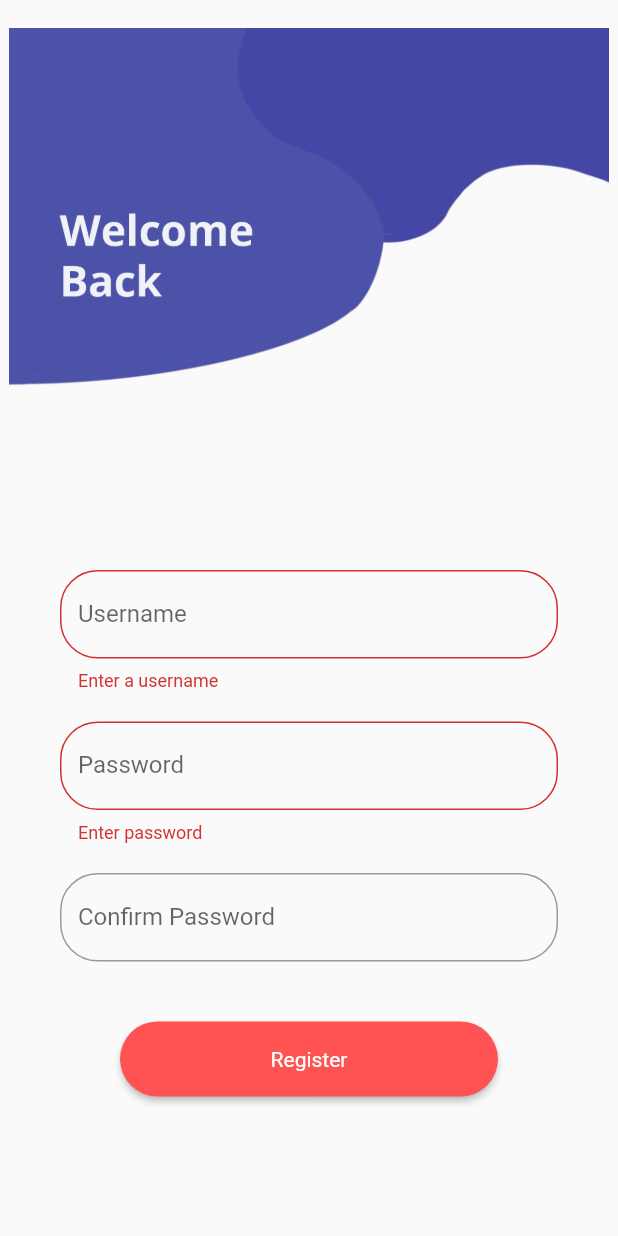
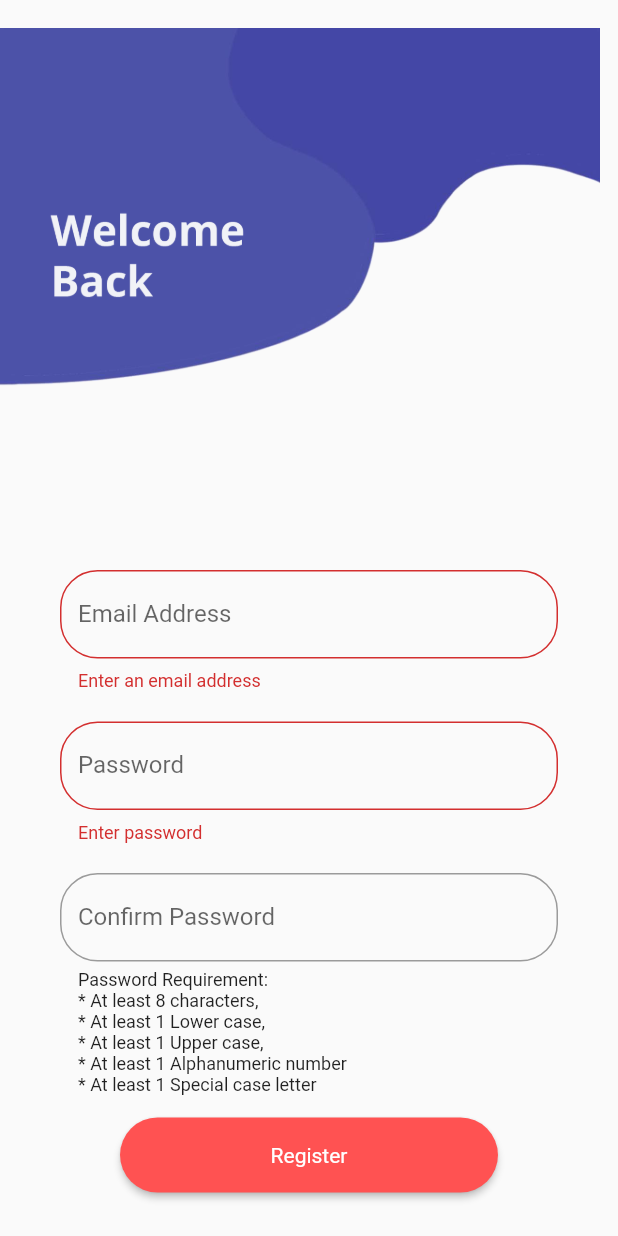
Before and after one commit to ccaian/Team-13-ITP-SE-39, a Flutter app: the RegisterPage screen opened directly, after a tap on "Register", on a phone screen of 412 x 824 dp. Run offline on Flutter 3.47's test engine with Material 2 defaults, Android fonts, the phone set to English and light mode, and no system bars; our stand-ins replace cloud_firestore, datetime_picker_formfield, firebase_auth, firebase_core, firebase_database, firebase_storage and 5 more; missing offline and left inert: dart:ffi; accounts and stored records are empty.

Commit message:
darrell/Updated form validations

```diff
--- a/lib/login.dart
+++ b/lib/login.dart
@@ -53,10 +53,20 @@ class _LoginPageState extends State<LoginPage> {
                           const Radius.circular(25),
                         ),
                       ),
-                      labelText: 'Username',
+                      labelText: 'Email Address',
                     ),
-                    validator: (val) =>
-                        val!.isEmpty ? 'Enter your username' : null,
+                    keyboardType: TextInputType.emailAddress,
+                    validator: (val) {
+                      if (val!.isEmpty) {
+                        return 'Enter an email address';
+                      }
+                      else if (!RegExp(r"^[a-zA-Z0-9.a-zA-Z0-9.!#$%&'*+-/=?^_`{|}~]+@[a-zA-Z0-9]+\.[a-zA-Z]+").hasMatch(val)){
+                        return 'Enter a valid email address';
+                      }
+                      else {
+                        return null;
+                      }
+                    },
                     onChanged: (val) {
                       setState(() => email = val);
                     },
@@ -151,13 +161,12 @@ class _LoginPageState extends State<LoginPage> {
     try {
       UserCredential userAuth = await FirebaseAuth.instance
           .signInWithEmailAndPassword(email: email, password: password);
+      SharedPreferences prefs = await SharedPreferences.getInstance();
+      prefs.setString('email', email);
 
       print(email);
       if (checkboxValue == true) {
-        SharedPreferences prefs = await SharedPreferences.getInstance();
-        prefs.setString('email', email);
         prefs.setString('password', password);
-
         print(email);
         if (email == "darrellerjr@gmail.com") {
           Navigator.pushReplacement(
--- a/lib/register.dart
+++ b/lib/register.dart
@@ -1,8 +1,6 @@
-import 'package:firebase_database/firebase_database.dart';
 import 'package:flutter/cupertino.dart';
 import 'package:flutter/material.dart';
 import 'package:firebase_auth/firebase_auth.dart';
-import 'package:firebase_core/firebase_core.dart';
 import 'package:fluttertoast/fluttertoast.dart';
 import 'package:growth_app/login.dart';
 import 'package:growth_app/nav.dart';
@@ -22,6 +20,10 @@ class _RegisterPageState extends State<RegisterPage> {
   String password = '';
   String cfmPassword = '';
 
+  // Email and Password regex
+  RegExp emailRegExp = new RegExp(r"^[a-zA-Z0-9.a-zA-Z0-9.!#$%&'*+-/=?^_`{|}~]+@[a-zA-Z0-9]+\.[a-zA-Z]+");
+  RegExp passwordRegExp = new RegExp(r'^(?=.*?[A-Z])(?=.*?[a-z])(?=.*?[0-9])(?=.*?[!@#\$&*~]).{8,}$');
+
   final _formKey = GlobalKey<FormState>();
   @override
   Widget build(BuildContext context) {
@@ -33,7 +35,8 @@ class _RegisterPageState extends State<RegisterPage> {
         //padding: const EdgeInsets.fromLTRB(40.0, 0.0, 40.0, 20.0),
         child: Form(
           key: _formKey,
-          child: Column(children: <Widget>[
+          child: Column(
+              crossAxisAlignment: CrossAxisAlignment.start,children: <Widget>[
                 FittedBox(
                   child: new Image.asset('assets/loginsplash.png', width: 400, height: 380,),
                   fit: BoxFit.fill,
@@ -48,9 +51,20 @@ class _RegisterPageState extends State<RegisterPage> {
                             const Radius.circular(25),
                           ),
                         ),
-                        labelText: 'Username',
+                        labelText: 'Email Address',
                       ),
-                      validator: (val) => val!.isEmpty ? 'Enter a username' : null,
+                      keyboardType: TextInputType.emailAddress,
+                      validator: (val) {
+                        if (val!.isEmpty) {
+                          return 'Enter an email address';
+                        }
+                        else if (!emailRegExp.hasMatch(val)){
+                          return 'Enter a valid email address';
+                        }
+                        else {
+                          return null;
+                        }
+                      },
                       onChanged: (val) {
                         setState(() => email = val);
                       },
@@ -73,8 +87,8 @@ class _RegisterPageState extends State<RegisterPage> {
                         if (val!.isEmpty) {
                           return 'Enter password';
                         }
-                        else if (val.length < 8){
-                          return 'Enter a password with at least 8 characters';
+                        else if (!passwordRegExp.hasMatch(val)){
+                          return 'Enter a password with at least 8 characters, Lower case, Upper case, alphanumeric and special case letter';
                         }
                         else {
                           return null;
@@ -86,7 +100,7 @@ class _RegisterPageState extends State<RegisterPage> {
                     ),
                 ),
                 Padding(
-                  padding: const EdgeInsets.fromLTRB(40.0,0.0,40.0,20.0),
+                  padding: const EdgeInsets.fromLTRB(40.0,0.0,40.0,5.0),
                     child: TextFormField(
                       obscureText: true,
                       decoration: InputDecoration(
@@ -98,16 +112,33 @@ class _RegisterPageState extends State<RegisterPage> {
                         ),
                         labelText: 'Confirm Password',
                       ),
+                      validator: (val) =>
+                        val != password ? 'Password does not match' : null,
                       onChanged: (val) {
                         setState(() => cfmPassword = val);
                       },
                     ),
                   ),
+                Padding(
+                    padding: const EdgeInsets.fromLTRB(52.0,0.0,40.0,5.0),
+                      child: Text(
+                          "Password Requirement:"
+                              "\n* At least 8 characters, "
+                              "\n* At least 1 Lower case, "
+                              "\n* At least 1 Upper case, "
+                              "\n* At least 1 Alphanumeric number "
+                              "\n* At least 1 Special case letter",
+                          style: TextStyle(
+                              fontWeight: FontWeight.w500,
+                              fontSize: 12.0
+                          ),
+                      ),
+                ),
                 new Row(
                     mainAxisAlignment: MainAxisAlignment.center,
                     children: <Widget>[
                       Expanded(child: Padding(
-                          padding: const EdgeInsets.fromLTRB(80.0,20.0,80.0,0.0),
+                          padding: const EdgeInsets.fromLTRB(80.0,10.0,80.0,0.0),
                           child: ElevatedButton(
                             style: ElevatedButton.styleFrom(
                               primary: Colors.redAccent,
@@ -147,7 +178,6 @@ class _RegisterPageState extends State<RegisterPage> {
                             },
                           )
                       ))
-
                     ]
                 ),
               ]
```
Also changed, not shown: lib/profilesetup.dart (+23 -11 lines), pubspec.lock, 1 other file.
